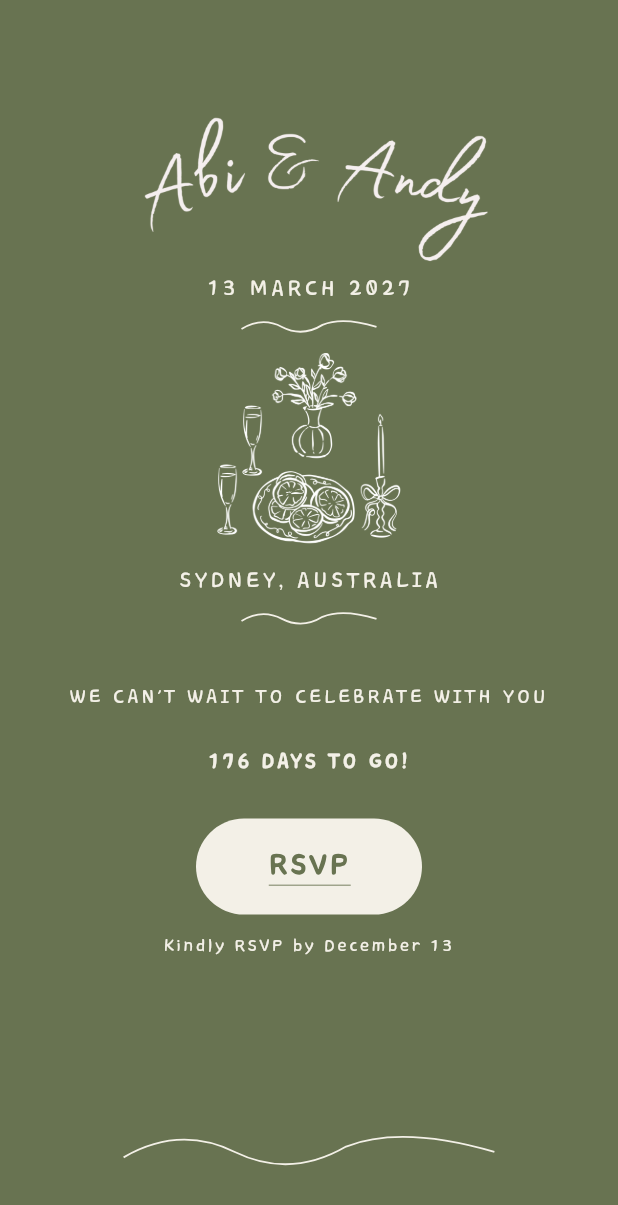
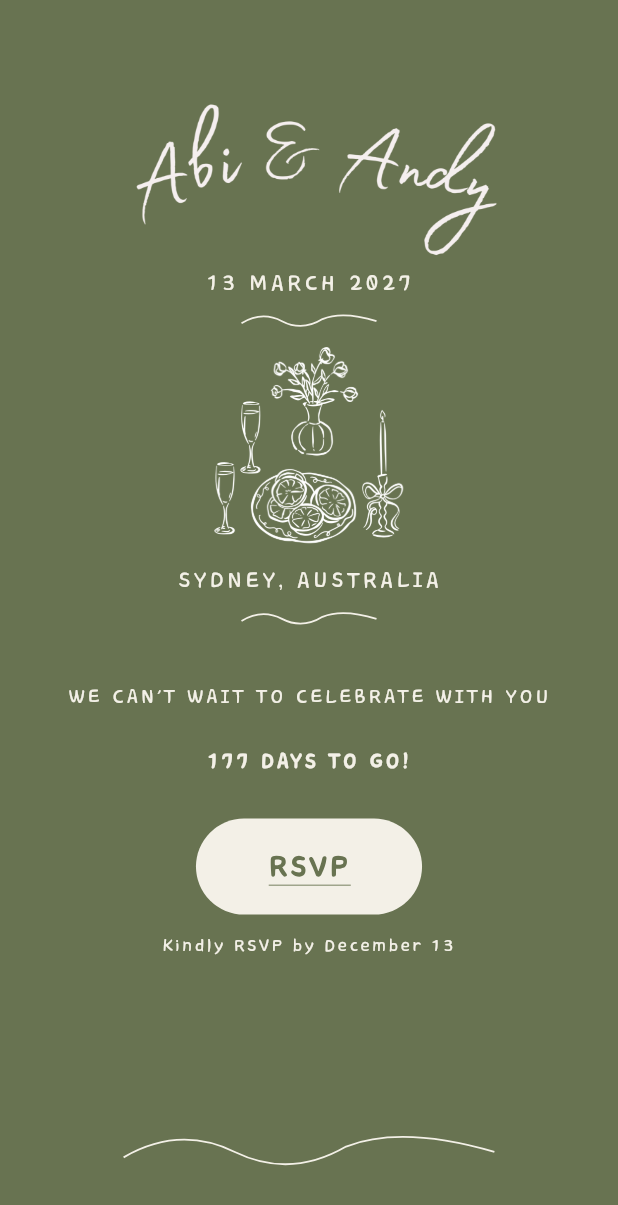
Before and after one commit to wlevina/abiandandy, a Flutter app: the Introduction widget shown alone on an empty page, opened directly, on a phone screen of 412 x 824 dp. Shown: the top 1205 px of the screen. Run offline on Flutter 3.47's test engine with Material 3 defaults, Android fonts, the phone set to English and light mode, and no system bars; network calls fail.

Commit message:
Unify mobile/desktop breakpoint, add link previews, and shrink favicons
Merge the layout-structure and sizing breakpoints into one 975px
threshold so tablets no longer get wide-layout structure with
small-screen sizing, add Open Graph/Twitter tags so shared links show
a title, description, and image, and shrink the icon assets.

Co-Authored-By: Claude Sonnet 5 <noreply@anthropic.com>

```diff
--- a/lib/screens/faq.dart
+++ b/lib/screens/faq.dart
@@ -1,14 +1,10 @@
 import 'package:flutter/material.dart';
 import 'package:wedding_website/widgets/app_drawer.dart';
+import 'package:wedding_website/widgets/breakpoints.dart';
 import 'package:wedding_website/widgets/sign_off.dart';
 
 class Faq extends StatelessWidget {
   const Faq({super.key});
-
-  bool isDesktopWidth(BuildContext context) =>
-      MediaQuery.of(context).size.width >= 600;
-  bool isMobileWidth(BuildContext context) =>
-      MediaQuery.of(context).size.width < 600;
 
   double screenWidth(BuildContext context) => MediaQuery.of(context).size.width;
   double screenHeight(BuildContext context) =>
--- a/lib/screens/wedding_agenda.dart
+++ b/lib/screens/wedding_agenda.dart
@@ -1,16 +1,12 @@
 import 'package:flutter/material.dart';
 import 'package:wedding_website/widgets/app_drawer.dart';
+import 'package:wedding_website/widgets/breakpoints.dart';
 import 'package:wedding_website/widgets/sign_off.dart';
 
 class WeddingAgenda extends StatelessWidget {
   const WeddingAgenda({super.key});
 
   static const Color creamColor = Color(0xFFF3F0E7);
-
-  bool isDesktopWidth(BuildContext context) =>
-      MediaQuery.of(context).size.width >= 600;
-  bool isMobileWidth(BuildContext context) =>
-      MediaQuery.of(context).size.width < 600;
 
   double screenWidth(BuildContext context) => MediaQuery.of(context).size.width;
   double screenHeight(BuildContext context) =>
--- /dev/null
+++ b/lib/widgets/breakpoints.dart
@@ -0,0 +1,14 @@
+import 'package:flutter/material.dart';
+
+// Every screen used to switch its layout structure (row vs. column, drawer
+// vs. side panel) at 600px but switch font/image sizing at 975px. Tablets
+// like an iPad or Surface Pro land in that 600-975 gap, so they got the
+// wide-layout structure with small-screen sizing — hence the "weird" look.
+// One shared threshold keeps the two in sync everywhere.
+const double mobileBreakpoint = 975;
+
+bool isMobileWidth(BuildContext context) =>
+    MediaQuery.of(context).size.width < mobileBreakpoint;
+
+bool isDesktopWidth(BuildContext context) =>
+    MediaQuery.of(context).size.width >= mobileBreakpoint;
--- a/lib/widgets/introduction.dart
+++ b/lib/widgets/introduction.dart
@@ -2,6 +2,7 @@ import 'package:flutter/material.dart';
 import 'package:wedding_website/api/sheets/rsvp_sheets_api.dart';
 import 'package:wedding_website/screens/rsvp_form.dart';
 import 'package:wedding_website/widgets/app_drawer.dart';
+import 'package:wedding_website/widgets/breakpoints.dart';
 import 'package:wedding_website/widgets/spacing.dart';
 import 'package:wedding_website/widgets/squiggle_painter.dart';
 
@@ -11,24 +12,30 @@ class Introduction extends StatelessWidget {
   static const Color backgroundColor = Color.fromRGBO(104, 115, 81, 1);
   static const Color creamColor = Color(0xFFF3F0E7);
 
-  bool isDesktopWidth(BuildContext context) =>
-      MediaQuery.of(context).size.width >= 600;
+  // Width where hand-tuned phone values (e.g. 350 title, 180 image) apply exactly; below it, sizing stays flat.
+  static const double _phoneReferenceWidth = 390;
 
-  bool isMobileWidth(BuildContext context) =>
-      MediaQuery.of(context).size.width < 600;
+  // Interpolates linearly between the phone value (at 390px) and the desktop value (at mobileBreakpoint),
+  // so a tablet at e.g. 768px scales smoothly instead of inheriting the undersized phone hero.
+  double _scaleWidth(
+      BuildContext context, double phoneValue, double desktopValue) {
+    double screenWidth = MediaQuery.of(context).size.width;
+    if (screenWidth >= mobileBreakpoint) return desktopValue;
+    double t = ((screenWidth - _phoneReferenceWidth) /
+            (mobileBreakpoint - _phoneReferenceWidth))
+        .clamp(0.0, 1.0);
+    return phoneValue + (desktopValue - phoneValue) * t;
+  }
 
-  // On short viewports (e.g. a laptop browser window), whitespace shrinks
-  // hard first — it's cheap to cut — while the title/images/text only
-  // shrink a little, so the section still fits without scrolling but
-  // doesn't look shrunken. Both stay at 1.0 on tall screens.
+  // Whitespace is cheap to cut, so it shrinks hard first (clamped 0.68-1.0) on short viewports,
+  // while title/images/text only shrink a little — section fits without looking shrunken.
   double _contentScale(BuildContext context) {
     double screenHeight = MediaQuery.of(context).size.height;
     return (screenHeight / 1312.5).clamp(0.68, 1.0);
   }
 
-  // Text barely affects the vertical budget compared to the title/champagne
-  // images, so it can stay much closer to full size without bringing back
-  // the RSVP overflow — a higher floor keeps it legible on short screens.
+  // Text barely affects the vertical budget vs. the title/champagne images, so it keeps
+  // a higher floor (0.85-1.0 desktop, 1.0-1.15 mobile) without bringing back RSVP overflow.
   double _textScale(BuildContext context) {
     double screenHeight = MediaQuery.of(context).size.height;
     double scale = screenHeight / 1312.5;
@@ -41,8 +48,8 @@ class Introduction extends StatelessWidget {
   }
 
   Widget _title(BuildContext context) {
-    double screenWidth = MediaQuery.of(context).size.width;
-    double titleWidth = (screenWidth > 975 ? 825.0 : 350.0) * _contentScale(context);
+    double titleWidth =
+        _scaleWidth(context, 350.0, 825.0) * _contentScale(context);
 
     return Image.asset(
       'assets/images/abi_and_andy_title.png',
@@ -52,9 +59,8 @@ class Introduction extends StatelessWidget {
   }
 
   Widget _detailsRow(BuildContext context) {
-    double screenWidth = MediaQuery.of(context).size.width;
     double scale = spacingScale(context);
-    double labelSize = (screenWidth > 975 ? 22.5 : 18.0) * _textScale(context);
+    double labelSize = _scaleWidth(context, 18.0, 22.5) * _textScale(context);
     double letterSpacing = 1.5;
 
     final textStyle = TextStyle(
@@ -107,8 +113,8 @@ class Introduction extends StatelessWidget {
   }
 
   Widget _centerImage(BuildContext context) {
-    double screenWidth = MediaQuery.of(context).size.width;
-    double imageWidth = (screenWidth > 975 ? 325.0 : 180.0) * _contentScale(context);
+    double imageWidth =
+        _scaleWidth(context, 180.0, 325.0) * _contentScale(context);
 
     return Image.asset(
       'assets/images/champagne_home.png',
@@ -118,12 +124,14 @@ class Introduction extends StatelessWidget {
   }
 
   Widget _inviteLine(BuildContext context) {
-    double screenWidth = MediaQuery.of(context).size.width;
-    double fontSize = (screenWidth > 975 ? 20.0 : 16.0) * _textScale(context);
+    double fontSize = _scaleWidth(context, 16.0, 20.0) * _textScale(context);
 
-    return Text(
+    return FittedBox(
+      fit: BoxFit.scaleDown,
+      child: Text(
         'WE CAN\'T WAIT TO CELEBRATE WITH YOU',
-      textAlign: TextAlign.center,
+        maxLines: 1,
+        softWrap: false,
         style: TextStyle(
           fontFamily: 'CoreBandiFace',
           fontSize: fontSize,
@@ -131,18 +139,24 @@ class Introduction extends StatelessWidget {
           letterSpacing: 1.2,
           height: 1.6,
         ),
+      ),
     );
   }
 
   Widget _countDown(BuildContext context) {
-    double screenWidth = MediaQuery.of(context).size.width;
-    double countdownSize = (screenWidth > 975 ? 22.5 : 16.5) * _textScale(context);
+    double countdownSize =
+        _scaleWidth(context, 16.5, 22.5) * _textScale(context);
 
-    final dday = DateTime(2027, 3, 13);
-    final today = DateTime.now();
+    final dday = DateTime.utc(2027, 3, 13);
+    final now = DateTime.now();
+    final today = DateTime.utc(now.year, now.month, now.day);
     final difference = dday.difference(today).inDays;
 
-    var ddayText = difference > 0 ? '$difference DAYS TO GO!' : '';
+    var ddayText = difference > 0
+        ? '$difference DAYS TO GO!'
+        : difference == 0
+            ? "IT'S TODAY!"
+            : '';
 
     if (ddayText.isEmpty) return const SizedBox.shrink();
 
@@ -160,9 +174,8 @@ class Introduction extends StatelessWidget {
   }
 
   Widget _rsvp(BuildContext context) {
-    double screenWidth = MediaQuery.of(context).size.width;
     double textScale = _textScale(context);
-    double rsvpTextSize = (screenWidth > 975 ? 25.0 : 24.0) * textScale;
+    double rsvpTextSize = _scaleWidth(context, 24.0, 25.0) * textScale;
 
     return ElevatedButton(
       onPressed: () {
@@ -193,8 +206,7 @@ class Introduction extends StatelessWidget {
   }
 
   Widget _rsvpNote(BuildContext context) {
-    double screenWidth = MediaQuery.of(context).size.width;
-    double fontSize = (screenWidth > 975 ? 18.0 : 14.0) * _textScale(context);
+    double fontSize = _scaleWidth(context, 14.0, 18.0) * _textScale(context);
 
     return Text(
       "Kindly RSVP by December 13",
@@ -209,11 +221,10 @@ class Introduction extends StatelessWidget {
   }
 
   Widget _invitation(BuildContext context) {
-    double screenWidth = MediaQuery.of(context).size.width;
     double scale = spacingScale(context);
-    double horizontalPadding = screenWidth > 975 ? 75 : 24;
+    double horizontalPadding = _scaleWidth(context, 24.0, 75.0);
     double wideWidth =
-        (screenWidth > 975 ? 1250 : 500) * _contentScale(context);
+        _scaleWidth(context, 500.0, 1250.0) * _contentScale(context);
 
     return Padding(
       padding: EdgeInsets.symmetric(horizontal: horizontalPadding),
```
Also changed, not shown: lib/screens/rsvp_form.dart (+1 -6 lines), lib/widgets/ceremony.dart (+1 -6 lines), lib/widgets/overseas_guests.dart (+3 -8 lines), lib/widgets/reception.dart (+1 -6 lines), lib/widgets/sign_off.dart (+1 -6 lines), 16 other files. Lines whose indentation alone changed are shown as unchanged.
